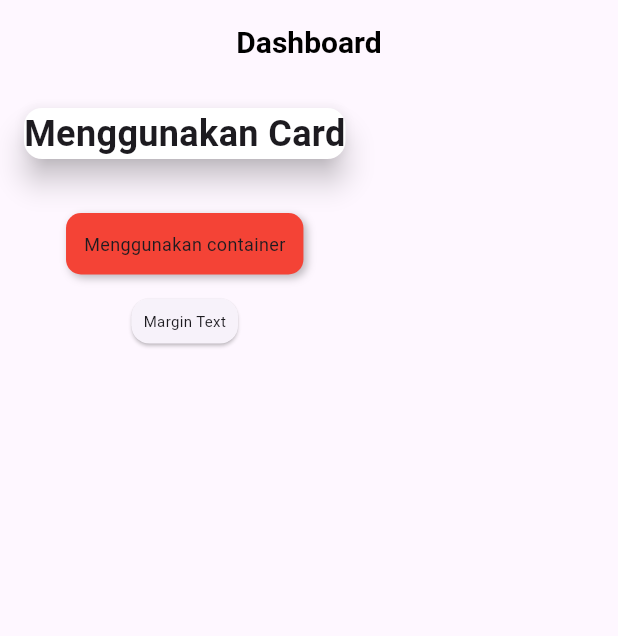
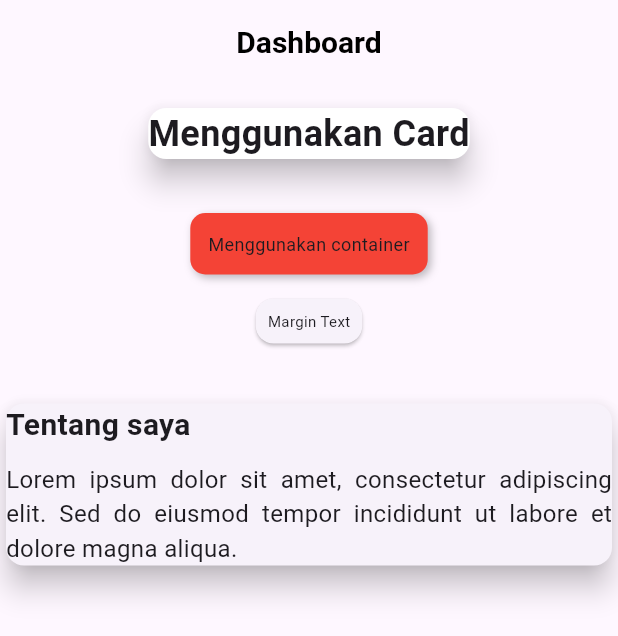
Before and after one commit to muhamadayeshaaulia/week_8_card, a Flutter app: the screen it shows after launch, on a phone screen of 412 x 824 dp. Shown: the top 636 px of the screen. Run offline on Flutter 3.47's test engine with Material 3 defaults, Android fonts, the phone set to English and light mode, and no system bars.

Commit message:
membuat card dengan 2 text di atas dan di bawah

```diff
--- a/lib/latihan_card.dart
+++ b/lib/latihan_card.dart
@@ -54,6 +54,18 @@ class MycardNight extends StatelessWidget {
                 child: Text('Margin Text', style: TextStyle(fontSize: 10),),
               ),
             ),
+            SizedBox(height: 20),
+            Card(
+              elevation: 8,
+              child: Column(
+                crossAxisAlignment: CrossAxisAlignment.start,
+                children: [
+                  Text('Tentang saya', style: TextStyle(fontSize: 20, fontWeight: FontWeight.bold), textAlign: TextAlign.justify,),
+                  SizedBox(height: 10),
+                  Text('Lorem ipsum dolor sit amet, consectetur adipiscing elit. Sed do eiusmod tempor incididunt ut labore et dolore magna aliqua.', style: TextStyle(fontSize: 16), textAlign: TextAlign.justify,),
+                ],
+              ),
+            )
           ],
         ),
       ),
```
